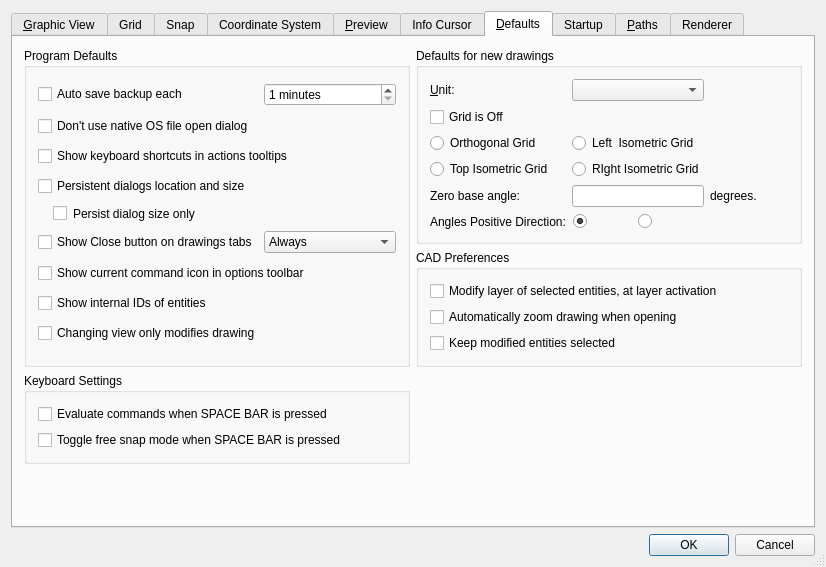
This is librecad/src/ui/dialogs/settings/options_general/qg_dlgoptionsgeneral.ui in LibreCAD/LibreCAD as Qt 5 draws it before an edit. The edited form follows.
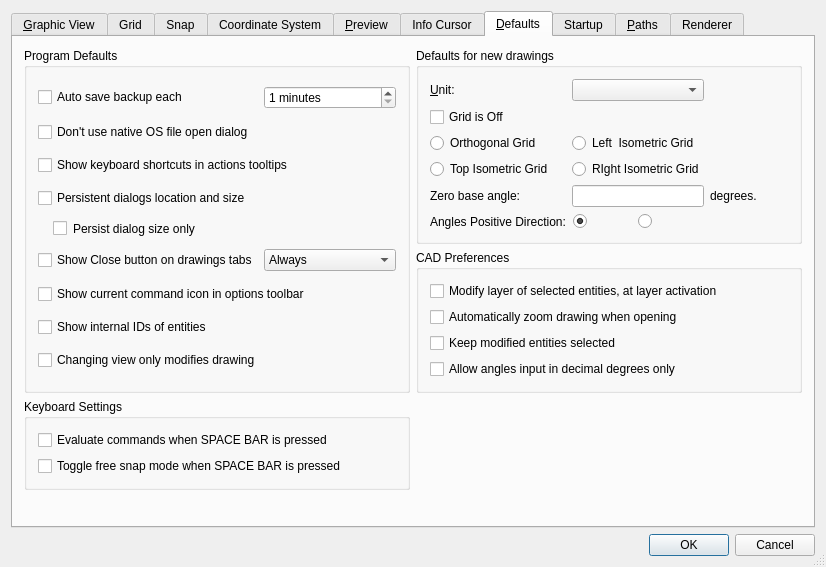
This is the edited form. The open tabs and pages were chosen to show the change. Icons and pictures are not drawn. Custom widgets are drawn as their Qt base class.

Commit message: Support of surveyor, radiant, grad, degrees and bearing format for entering angles, option for control angles input, code cleanup

Patch:
```diff
--- a/librecad/src/ui/dialogs/settings/options_general/qg_dlgoptionsgeneral.ui
+++ b/librecad/src/ui/dialogs/settings/options_general/qg_dlgoptionsgeneral.ui
@@ -4235,6 +4235,16 @@
             </property>
            </widget>
           </item>
+          <item>
+           <widget class="QCheckBox" name="cbAnglesInputInDecimalDegreesOnly">
+            <property name="toolTip">
+             <string>If checked, it will be possible to enter value of angle in decimal degrees only. Otherwise, angles in surveyor, radiant, imperial degrees and bearing formats are allowed for input.  </string>
+            </property>
+            <property name="text">
+             <string>Allow angles input in decimal degrees only</string>
+            </property>
+           </widget>
+          </item>
          </layout>
         </widget>
        </item>
```
Left out of the diff: 2 changed lines with no effect on the pictures. The commit also changes 85 other files.
